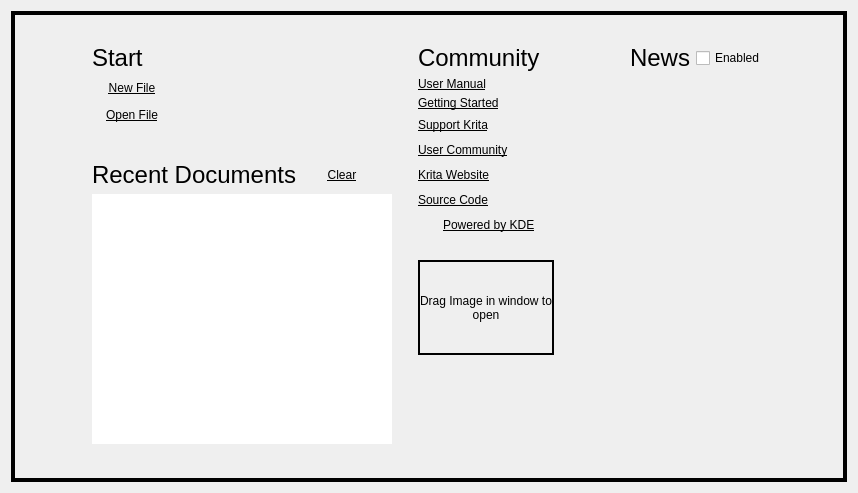
This is libs/ui/forms/KisWelcomePage.ui in KDE/krita as Qt 5 draws it before an edit. The edited form follows.
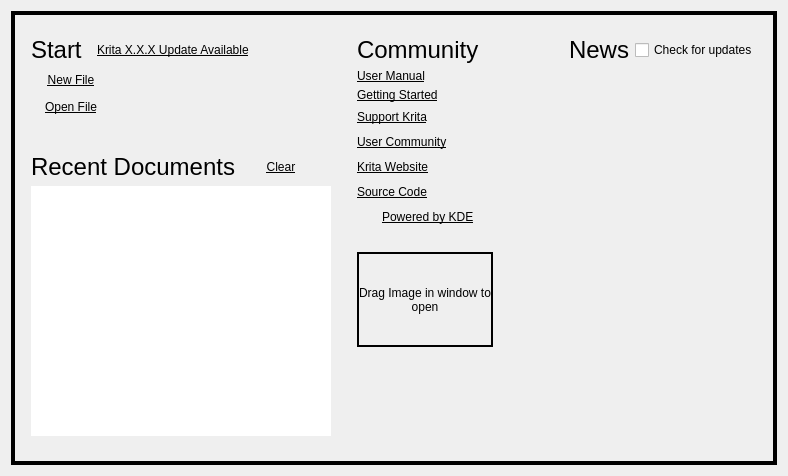
This is the edited form. Custom widgets are drawn as their Qt base class.

Commit message: Start hooking up UI for version update message

The edit to the form file:
```diff
--- a/libs/ui/forms/KisWelcomePage.ui
+++ b/libs/ui/forms/KisWelcomePage.ui
@@ -6,8 +6,8 @@
    <rect>
     <x>0</x>
     <y>0</y>
-    <width>858</width>
-    <height>493</height>
+    <width>788</width>
+    <height>476</height>
    </rect>
   </property>
   <property name="sizePolicy">
@@ -19,7 +19,7 @@
   <property name="autoFillBackground">
    <bool>false</bool>
   </property>
-  <layout class="QVBoxLayout" name="verticalLayout_4">
+  <layout class="QHBoxLayout" name="horizontalLayout_14">
    <item>
     <widget class="QFrame" name="dropFrameBorder">
      <property name="frameShape">
@@ -434,7 +434,15 @@
          <number>20</number>
         </property>
         <item>
+         <layout class="QHBoxLayout" name="horizontalLayout_13">
+          <item>
          <widget class="QLabel" name="startTitleLabel">
+            <property name="sizePolicy">
+             <sizepolicy hsizetype="Preferred" vsizetype="Preferred">
+              <horstretch>0</horstretch>
+              <verstretch>0</verstretch>
+             </sizepolicy>
+            </property>
           <property name="font">
            <font>
             <pointsize>18</pointsize>
@@ -446,6 +454,45 @@
          </widget>
         </item>
         <item>
+           <widget class="QLabel" name="versionNotificationLabel">
+            <property name="sizePolicy">
+             <sizepolicy hsizetype="Preferred" vsizetype="Preferred">
+              <horstretch>0</horstretch>
+              <verstretch>0</verstretch>
+             </sizepolicy>
+            </property>
+            <property name="font">
+             <font>
+              <underline>true</underline>
+             </font>
+            </property>
+            <property name="text">
+             <string>Krita X.X.X Update Available</string>
+            </property>
+            <property name="indent">
+             <number>10</number>
+            </property>
+            <property name="openExternalLinks">
+             <bool>false</bool>
+            </property>
+           </widget>
+          </item>
+          <item>
+           <spacer name="horizontalSpacer_14">
+            <property name="orientation">
+             <enum>Qt::Horizontal</enum>
+            </property>
+            <property name="sizeHint" stdset="0">
+             <size>
+              <width>40</width>
+              <height>20</height>
+             </size>
+            </property>
+           </spacer>
+          </item>
+         </layout>
+        </item>
+        <item>
          <layout class="QHBoxLayout" name="horizontalLayout">
           <property name="spacing">
            <number>0</number>
@@ -741,7 +788,7 @@
              <string>Show news about Krita: this needs internet to retrieve information from the krita.org website</string>
             </property>
             <property name="text">
-             <string>Enabled</string>
+             <string>Check for updates</string>
             </property>
            </widget>
           </item>
```
Lines whose indentation alone changed are shown as unchanged. The commit also changes 4 other files.
